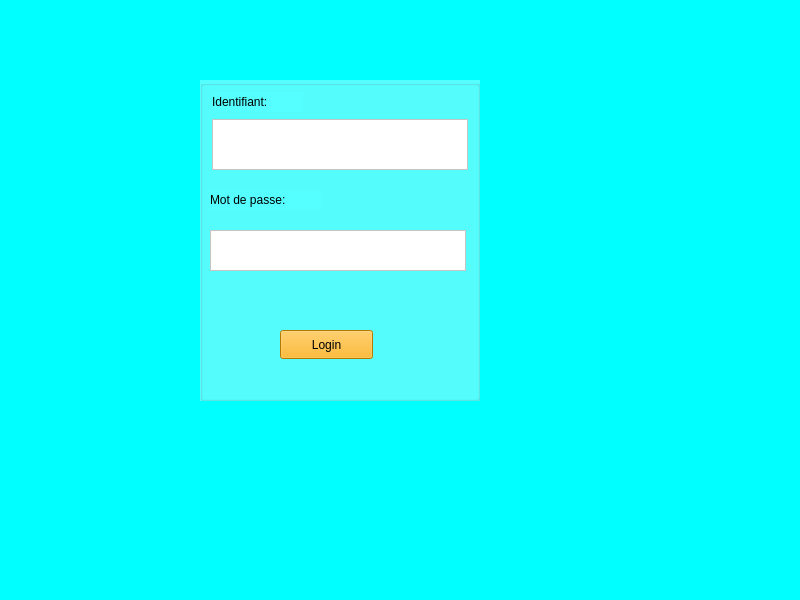
Old version of the form ui/loginwindow.ui in the repository konstantinosmelis/projet-informatique.
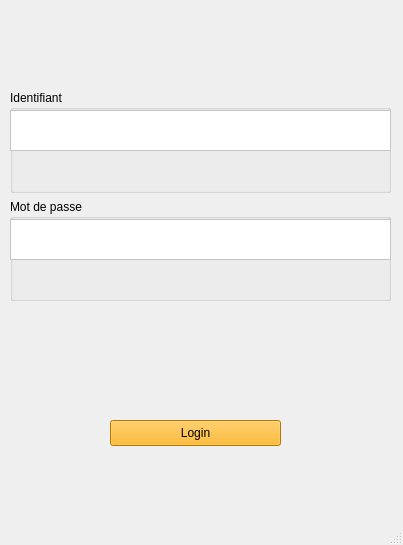
New version of the form.

Commit message: Modified UIs and added signal to update table when an image is added to the DB

```diff
--- a/ui/loginwindow.ui
+++ b/ui/loginwindow.ui
@@ -6,107 +6,86 @@
    <rect>
     <x>0</x>
     <y>0</y>
-    <width>800</width>
-    <height>600</height>
+    <width>403</width>
+    <height>545</height>
    </rect>
   </property>
   <property name="windowTitle">
    <string>Login</string>
   </property>
   <property name="styleSheet">
-   <string notr="true">background-color: rgb(0, 255, 255);</string>
+   <string notr="true"/>
   </property>
   <widget class="QWidget" name="centralwidget">
-   <widget class="QGroupBox" name="groupBox">
+   <widget class="QWidget" name="verticalLayoutWidget">
     <property name="geometry">
      <rect>
-      <x>200</x>
-      <y>80</y>
-      <width>280</width>
-      <height>321</height>
+      <x>10</x>
+      <y>90</y>
+      <width>381</width>
+      <height>211</height>
      </rect>
     </property>
-    <property name="styleSheet">
-     <string notr="true">background-color: rgb(85, 255, 255);</string>
-    </property>
+    <layout class="QVBoxLayout" name="verticalLayout">
+     <item>
+      <widget class="QGroupBox" name="usernameBox">
     <property name="title">
-     <string/>
+        <string>Identifiant</string>
     </property>
     <widget class="QTextEdit" name="usernameText">
      <property name="geometry">
       <rect>
-       <x>12</x>
-       <y>39</y>
-       <width>256</width>
-       <height>51</height>
+          <x>0</x>
+          <y>20</y>
+          <width>381</width>
+          <height>41</height>
       </rect>
      </property>
      <property name="styleSheet">
       <string notr="true">background-color: rgb(255, 255, 255);</string>
      </property>
     </widget>
+      </widget>
+     </item>
+     <item>
+      <widget class="QGroupBox" name="passwordBox">
+       <property name="title">
+        <string>Mot de passe</string>
+       </property>
     <widget class="QTextEdit" name="passwordText">
      <property name="geometry">
       <rect>
-       <x>10</x>
-       <y>150</y>
-       <width>256</width>
+          <x>0</x>
+          <y>20</y>
+          <width>381</width>
        <height>41</height>
       </rect>
      </property>
      <property name="styleSheet">
       <string notr="true">background-color: rgb(255, 255, 255);</string>
      </property>
+       </widget>
+      </widget>
+     </item>
+    </layout>
     </widget>
     <widget class="QPushButton" name="loginButton">
      <property name="geometry">
       <rect>
-       <x>80</x>
-       <y>250</y>
-       <width>93</width>
-       <height>29</height>
+      <x>110</x>
+      <y>420</y>
+      <width>171</width>
+      <height>26</height>
       </rect>
      </property>
      <property name="styleSheet">
-      <string notr="true">background-color: rgb(255, 170, 0);</string>
+     <string notr="true">background-color: rgb(255, 170, 0);
+color: black;
+width: 50%;</string>
      </property>
      <property name="text">
       <string>Login</string>
      </property>
-    </widget>
-    <widget class="QLabel" name="label">
-     <property name="geometry">
-      <rect>
-       <x>10</x>
-       <y>110</y>
-       <width>111</width>
-       <height>20</height>
-      </rect>
-     </property>
-     <property name="styleSheet">
-      <string notr="true">font: 11pt &quot;Segoe UI&quot;;</string>
-     </property>
-     <property name="text">
-      <string>Mot de passe:</string>
-     </property>
-    </widget>
-    <widget class="QLabel" name="label_2">
-     <property name="geometry">
-      <rect>
-       <x>12</x>
-       <y>12</y>
-       <width>91</width>
-       <height>20</height>
-      </rect>
-     </property>
-     <property name="styleSheet">
-      <string notr="true">font: 700 12pt &quot;Segoe UI&quot;;
-font: 11pt &quot;Segoe UI&quot;;</string>
-     </property>
-     <property name="text">
-      <string>Identifiant:</string>
-     </property>
-    </widget>
    </widget>
   </widget>
   <widget class="QMenuBar" name="menubar">
```
Left out of the diff: 4 changed lines with no effect on the pictures. Lines whose indentation alone changed are shown as unchanged. The commit also changes 7 other files.
